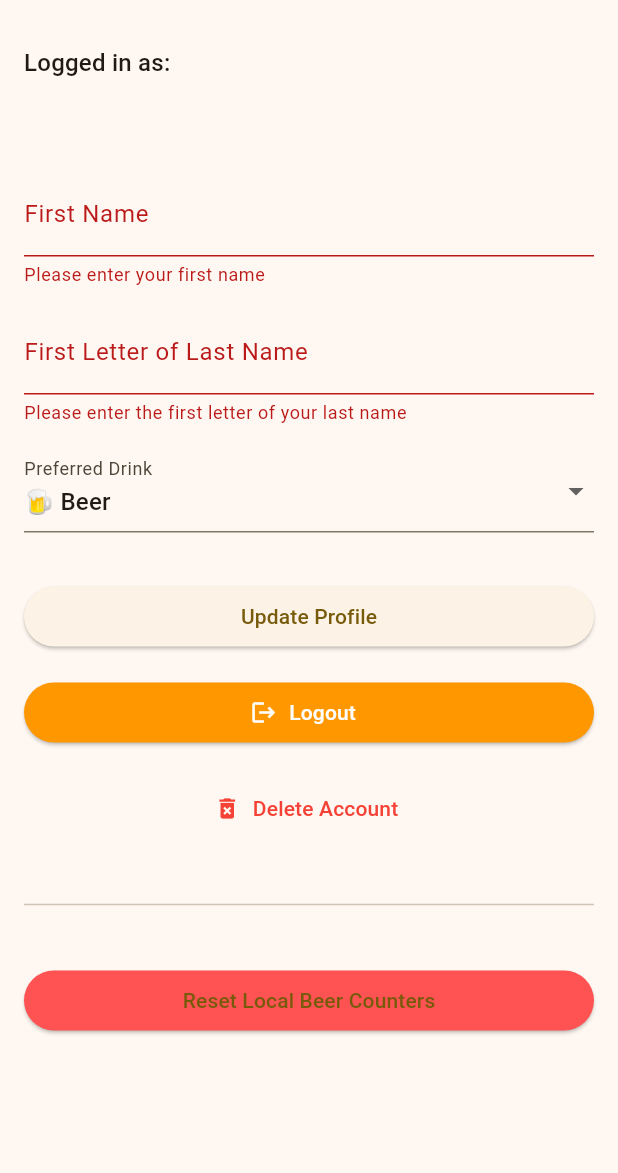
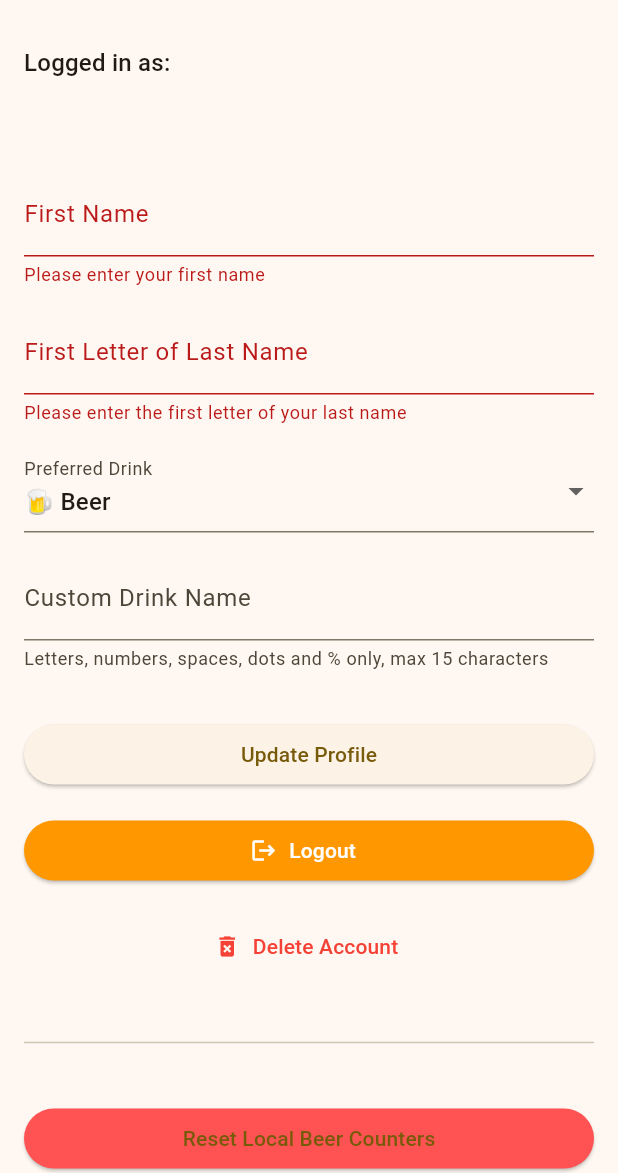
Before and after one commit to Otaking64/biertijd_flutter, a Flutter app: the AccountScreen screen opened directly with empty values, after a tap on "Update Profile", on a phone screen of 412 x 824 dp, the part 63-1236 px from its top. Run offline on Flutter 3.47's test engine with Material 3 defaults, Android fonts, the phone set to English and light mode, and no system bars; our stand-ins replace app_links, confetti, firebase_auth, firebase_core, firebase_database, qr_flutter and 2 more; missing offline and left inert: mobile_scanner; accounts and stored records are empty; generated files the repository leaves out were written again.

Commit message:
add custom drink functionality

```diff
--- a/lib/Account_Screen.dart
+++ b/lib/Account_Screen.dart
@@ -80,6 +80,7 @@ class _ProfileEditorState extends State<ProfileEditor> {
 
   late TextEditingController _firstNameController;
   late TextEditingController _lastNameInitialController;
+  late TextEditingController _customDrinkController;
   Drink? _selectedDrink;
   bool _isLoading = true;
 
@@ -88,6 +89,7 @@ class _ProfileEditorState extends State<ProfileEditor> {
     super.initState();
     _firstNameController = TextEditingController();
     _lastNameInitialController = TextEditingController();
+    _customDrinkController = TextEditingController();
     _loadUserData();
   }
 
@@ -95,6 +97,7 @@ class _ProfileEditorState extends State<ProfileEditor> {
   void dispose() {
     _firstNameController.dispose();
     _lastNameInitialController.dispose();
+    _customDrinkController.dispose();
     super.dispose();
   }
 
@@ -104,14 +107,23 @@ class _ProfileEditorState extends State<ProfileEditor> {
       final snapshot = await ref.get();
       if (mounted && snapshot.exists) {
         final data = Map<String, dynamic>.from(snapshot.value as Map);
+        final customDrink = data['customDrink'] as String? ?? '';
+        final drinkString = data['preferredDrink'];
+        var selectedDrink = Drink.values.firstWhere(
+              (e) => e.toString() == drinkString,
+          orElse: () => Drink.beer,
+        );
+
+        if (selectedDrink == Drink.custom && customDrink.trim().isEmpty) {
+          selectedDrink = Drink.beer;
+        }
+
         setState(() {
           _firstNameController.text = data['firstName'] ?? '';
           _lastNameInitialController.text = data['lastNameInitial'] ?? '';
-          final drinkString = data['preferredDrink'];
-          _selectedDrink = Drink.values.firstWhere(
-                (e) => e.toString() == drinkString,
-            orElse: () => Drink.beer,
-          );
+          _customDrinkController.text = customDrink;
+          currentUserCustomDrink = customDrink.isNotEmpty ? customDrink : null;
+          _selectedDrink = selectedDrink;
         });
       }
     } catch (e) {
@@ -133,11 +145,14 @@ class _ProfileEditorState extends State<ProfileEditor> {
     if (_formKey.currentState!.validate()) {
       try {
         final ref = _database.ref('users/${widget.user.uid}');
+        final customDrink = _customDrinkController.text.trim();
         await ref.update({
           'firstName': _firstNameController.text.trim(),
           'lastNameInitial': _lastNameInitialController.text.trim(),
           'preferredDrink': _selectedDrink.toString(),
+          'customDrink': customDrink,
         });
+        currentUserCustomDrink = customDrink.isNotEmpty ? customDrink : null;
         if (mounted) {
           ScaffoldMessenger.of(context).showSnackBar(
             SnackBar(content: Text(translations.profileUpdatedSuccess), backgroundColor: Colors.green),
@@ -290,10 +305,19 @@ class _ProfileEditorState extends State<ProfileEditor> {
             DropdownButtonFormField<Drink>(
               value: _selectedDrink,
               decoration: InputDecoration(labelText: translations.preferredDrinkLabel),
-              items: Drink.values.map((Drink drink) {
+              items: Drink.values
+                  .where((drink) => drink != Drink.custom || _customDrinkController.text.trim().isNotEmpty)
+                  .map((Drink drink) {
+                String displayText;
+                if (drink == Drink.custom) {
+                  final customName = _customDrinkController.text.trim();
+                  displayText = '${drink.drinkEmoji} $customName';
+                } else {
+                  displayText = '${drink.drinkEmoji} ${drink.displayName}';
+                }
                 return DropdownMenuItem<Drink>(
                   value: drink,
-                  child: Text('${drink.drinkEmoji} ${drink.displayName}'),
+                  child: Text(displayText),
                 );
               }).toList(),
               onChanged: (Drink? newValue) {
@@ -304,6 +328,26 @@ class _ProfileEditorState extends State<ProfileEditor> {
                 }
               },
               validator: (value) => value == null ? translations.preferredDrinkEmptyError : null,
+            ),
+            const SizedBox(height: 16),
+            TextFormField(
+              controller: _customDrinkController,
+              decoration: InputDecoration(
+                labelText: translations.customDrinkLabel,
+                helperText: translations.customDrinkHelper,
+                counterText: "",
+              ),
+              maxLength: 15,
+              inputFormatters: [
+                FilteringTextInputFormatter.allow(RegExp(r'[a-zA-Z0-9\s\.%]')),
+              ],
+              onChanged: (value) {
+                setState(() {
+                  if (_selectedDrink == Drink.custom && value.trim().isEmpty) {
+                    _selectedDrink = Drink.beer;
+                  }
+                });
+              },
             ),
             const SizedBox(height: 32),
             ElevatedButton(
--- a/lib/gen/l10n/app_localizations.dart
+++ b/lib/gen/l10n/app_localizations.dart
@@ -613,6 +613,24 @@ abstract class AppLocalizations {
   /// In en, this message translates to:
   /// **'Share Group'**
   String get shareUrlLabel;
+
+  /// No description provided for @drinkCustom.
+  ///
+  /// In en, this message translates to:
+  /// **'Custom'**
+  String get drinkCustom;
+
+  /// No description provided for @customDrinkLabel.
+  ///
+  /// In en, this message translates to:
+  /// **'Custom Drink Name'**
+  String get customDrinkLabel;
+
+  /// No description provided for @customDrinkHelper.
+  ///
+  /// In en, this message translates to:
+  /// **'Letters, numbers, spaces, dots and % only, max 15 characters'**
+  String get customDrinkHelper;
 }
 
 class _AppLocalizationsDelegate
--- a/lib/gen/l10n/app_localizations_en.dart
+++ b/lib/gen/l10n/app_localizations_en.dart
@@ -284,4 +284,14 @@ class AppLocalizationsEn extends AppLocalizations {
 
   @override
   String get shareUrlLabel => 'Share Group';
+
+  @override
+  String get drinkCustom => 'Custom';
+
+  @override
+  String get customDrinkLabel => 'Custom Drink Name';
+
+  @override
+  String get customDrinkHelper =>
+      'Letters, numbers, spaces, dots and % only, max 15 characters';
 }
--- a/lib/l10n/app_en.arb
+++ b/lib/l10n/app_en.arb
@@ -88,5 +88,8 @@
   "accountDeletedSuccess": "Account deleted successfully.",
   "accountDeleteError": "Failed to delete account: {error}",
   "groupDoesNotExistError": "This group does not exist.",
-  "shareUrlLabel": "Share Group"
+  "shareUrlLabel": "Share Group",
+  "drinkCustom": "Custom",
+  "customDrinkLabel": "Custom Drink Name",
+  "customDrinkHelper": "Letters, numbers, spaces, dots and % only, max 15 characters"
 }
--- a/lib/l10n/app_nl.arb
+++ b/lib/l10n/app_nl.arb
@@ -85,5 +85,8 @@
   "accountDeletedSuccess": "Account succesvol verwijderd.",
   "accountDeleteError": "Account verwijderen mislukt: {error}",
   "groupDoesNotExistError": "Deze groep bestaat niet.",
-  "shareUrlLabel": "Deel Groep"
+  "shareUrlLabel": "Deel Groep",
+  "drinkCustom": "Aangepast",
+  "customDrinkLabel": "Aangepaste Dranknaam",
+  "customDrinkHelper": "Alleen letters, cijfers, spaties, punten en %, max 15 tekens"
 }
--- a/lib/name_list_screen.dart
+++ b/lib/name_list_screen.dart
@@ -12,7 +12,9 @@ import 'package:share_plus/share_plus.dart';
 import 'Account_Screen.dart';
 import 'main.dart'; // Import for translations
 
-enum Drink { beer, whiskey, wine, cola }
+enum Drink { beer, whiskey, wine, cola, custom }
+
+String? currentUserCustomDrink;
 
 extension DrinkExtension on Drink {
   String get displayName {
@@ -25,9 +27,16 @@ extension DrinkExtension on Drink {
         return translations.drinkWine;
       case Drink.cola:
         return translations.drinkCola;
-      default:
-        return '';
+      case Drink.custom:
+        return currentUserCustomDrink ?? translations.drinkCustom;
     }
+  }
+
+  String getDisplayNameWithCustom(String? customDrinkName) {
+    if (this == Drink.custom && customDrinkName != null && customDrinkName.isNotEmpty) {
+      return customDrinkName;
+    }
+    return displayName;
   }
 
   String get drinkEmoji {
@@ -40,6 +49,8 @@ extension DrinkExtension on Drink {
         return '🍷';
       case Drink.cola:
         return '🥤';
+      case Drink.custom:
+        return '🍹';
     }
   }
 }
@@ -49,13 +60,22 @@ class Person {
   int numberOfRounds;
   Drink preferredDrink;
   String? uid;
+  String? customDrinkName;
 
   Person({
     required this.name,
     this.numberOfRounds = 0,
     this.preferredDrink = Drink.beer,
     this.uid,
+    this.customDrinkName,
   });
+
+  String get drinkDisplayName {
+    if (preferredDrink == Drink.custom && customDrinkName != null && customDrinkName!.isNotEmpty) {
+      return customDrinkName!;
+    }
+    return preferredDrink.displayName;
+  }
 
   factory Person.fromJson(Map<String, dynamic> json) {
     return Person(
@@ -66,6 +86,7 @@ class Person {
         orElse: () => Drink.beer,
       ),
       uid: json['uid'],
+      customDrinkName: json['customDrinkName'],
     );
   }
 
@@ -75,6 +96,7 @@ class Person {
       'numberOfRounds': numberOfRounds,
       'preferredDrink': preferredDrink.toString(),
       'uid': uid,
+      'customDrinkName': customDrinkName,
     };
   }
 }
@@ -95,7 +117,7 @@ class _NameListScreenState extends State<NameListScreen> {
   Person? _selectedPerson;
   String? _selectedOnlineUserName;
   Drink? _selectedOnlineUserDrink;
-  Map<Drink, int> _drinkSummary = {};
+  Map<String, int> _drinkSummary = {};
 
   Person? _lastSelectedLocalPerson;
   String? _lastSelectedOnlineUid;
@@ -175,6 +197,7 @@ class _NameListScreenState extends State<NameListScreen> {
         final userData = userSnapshot.value as Map<dynamic, dynamic>;
         final firstName = userData['firstName'] ?? translations.unknownUser;
         final lastNameInitial = userData['lastNameInitial'] ?? '';
+        final customDrink = userData['customDrink'] as String?;
 
         final preferredDrink = Drink.values.firstWhere(
               (e) => e.toString() == userData['preferredDrink'],
@@ -186,6 +209,7 @@ class _NameListScreenState extends State<NameListScreen> {
           name: '$firstName ${lastNameInitial.isNotEmpty ? '$lastNameInitial.' : ''}'.trim(),
           numberOfRounds: numberOfRounds,
           preferredDrink: preferredDrink,
+          customDrinkName: customDrink,
         ));
       }
     }
@@ -199,9 +223,10 @@ class _NameListScreenState extends State<NameListScreen> {
         return;
       }
 
-      final summary = <Drink, int>{};
+      final summary = <String, int>{};
       for (final person in _localGroupMembers) {
-        summary[person.preferredDrink] = (summary[person.preferredDrink] ?? 0) + 1;
+        final drinkName = person.drinkDisplayName;
+        summary[drinkName] = (summary[drinkName] ?? 0) + 1;
       }
 
       final minRounds = _localGroupMembers.map((p) => p.numberOfRounds).reduce(min);
@@ -242,9 +267,10 @@ class _NameListScreenState extends State<NameListScreen> {
         return;
       }
 
-      final summary = <Drink, int>{};
+      final summary = <String, int>{};
       for (final person in onlineMembers) {
-        summary[person.preferredDrink] = (summary[person.preferredDrink] ?? 0) + 1;
+        final drinkName = person.drinkDisplayName;
+        summary[drinkName] = (summary[drinkName] ?? 0) + 1;
       }
 
       final minRounds = onlineMembers.map((p) => p.numberOfRounds).reduce(min);
@@ -487,7 +513,7 @@ class _NameListScreenState extends State<NameListScreen> {
                 return ListTile(
                   leading: Text(member.preferredDrink.drinkEmoji, style: const TextStyle(fontSize: 24)),
                   title: Text(member.name),
-                  subtitle: Text(translations.prefersDrink(member.preferredDrink.displayName)),
+                  subtitle: Text(translations.prefersDrink(member.drinkDisplayName)),
                   trailing: Text(member.numberOfRounds.toString(), style: const TextStyle(fontSize: 18)),
                 );
               },
@@ -503,7 +529,7 @@ class _NameListScreenState extends State<NameListScreen> {
       return '';
     }
     return _drinkSummary.entries
-        .map((entry) => '${entry.value}x ${entry.key.displayName}')
+        .map((entry) => '${entry.value}x ${entry.key}')
         .join('  •  ');
   }
 
--- a/lib/registration_screen.dart
+++ b/lib/registration_screen.dart
@@ -122,7 +122,9 @@ class _RegistrationScreenState extends State<RegistrationScreen> {
                 DropdownButtonFormField<Drink>(
                   value: _selectedDrink,
                   decoration: InputDecoration(labelText: translations.preferredDrinkLabel),
-                  items: Drink.values.map((Drink drink) {
+                  items: Drink.values
+                      .where((drink) => drink != Drink.custom)
+                      .map((Drink drink) {
                     return DropdownMenuItem<Drink>(
                       value: drink,
                       child: Text(drink.displayName),
```
Also changed, not shown: lib/gen/l10n/app_localizations_nl.dart (+10 -0 lines).
